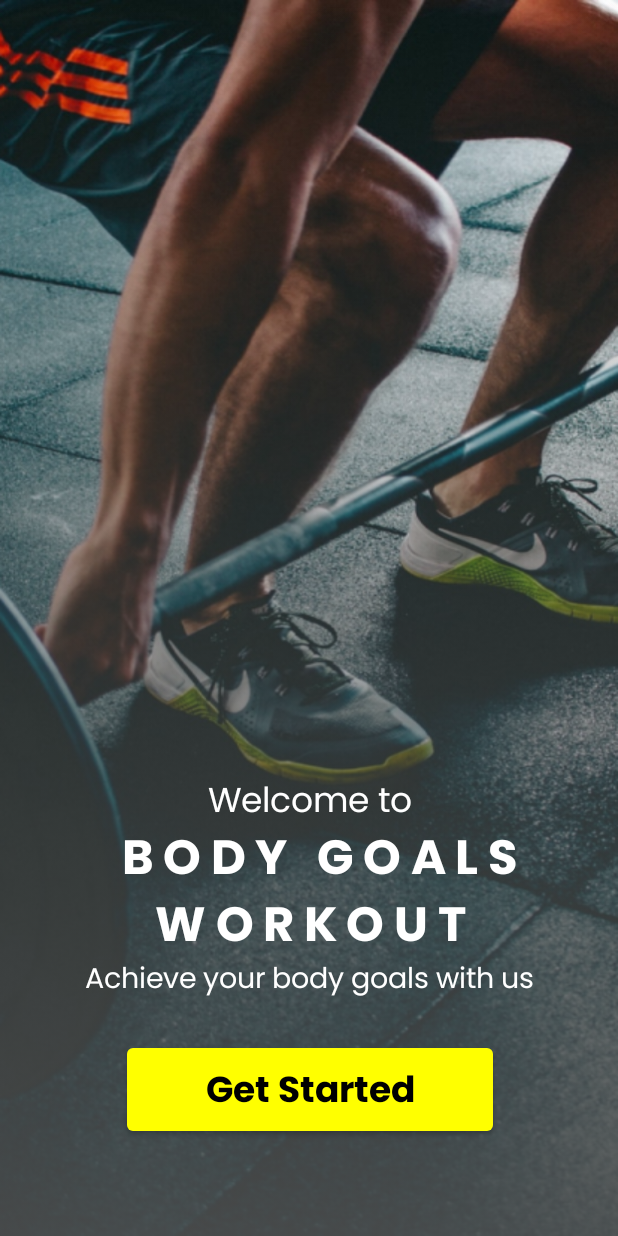
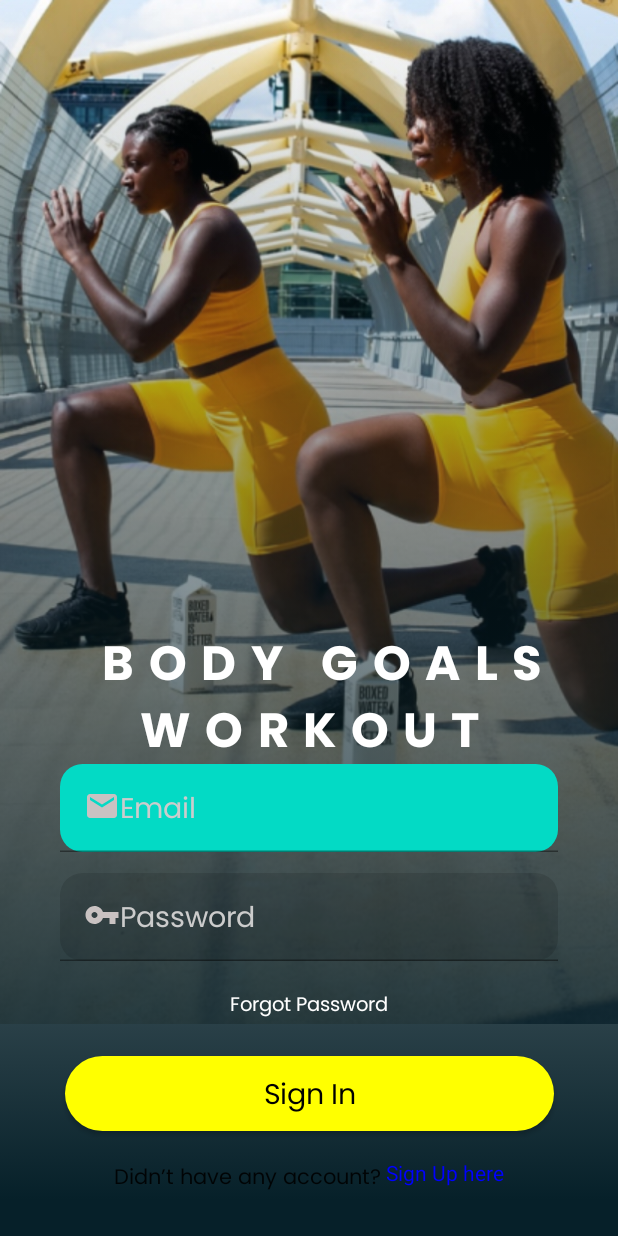
Before and after one commit to GersonDev/android-gimnasio, an Android app built with Jetpack Compose: the screen it shows after launch (MainActivity), after a tap on "Get Started", on a phone screen of 412 x 824 dp. Run offline under Robolectric (Android 15) with nearby library versions, the phone set to English and light mode, and no system bars; our stand-ins replace livedata-compose.

Commit message:
pantalla login incompleto

```diff
--- a/app/src/main/java/com/example/android_gimnasio/presentation/MainActivity.kt
+++ b/app/src/main/java/com/example/android_gimnasio/presentation/MainActivity.kt
@@ -45,7 +45,11 @@ fun MainScreen(
     val navController = rememberNavController()
     NavHost(navController, startDestination = Screen.Bienvenida.route) {
         composable(Screen.Bienvenida.route) {
-            WelcomePantalla()
+            WelcomePantalla(
+                onClickStarted = {
+                navController.navigate(Screen.Login.route)
+            },
+            )
 
 //            BienvenidaPantalla(
 //                onClickButtonRegistrar = {
@@ -94,6 +98,8 @@ fun MainScreen(
                 },
                 onValueChangePassword = {
                     mainViewModel.enviarPassword(it)
+                },
+                onClickSignUp = {
                 }
             )
             when (loginExitoso) {
--- a/app/src/main/java/com/example/android_gimnasio/presentation/components/LoginPantalla.kt
+++ b/app/src/main/java/com/example/android_gimnasio/presentation/components/LoginPantalla.kt
@@ -3,25 +3,27 @@ package com.example.android_gimnasio.presentation.components
 import androidx.compose.foundation.Image
 import androidx.compose.foundation.background
 import androidx.compose.foundation.border
-import androidx.compose.foundation.clickable
 import androidx.compose.foundation.layout.*
+import androidx.compose.foundation.shape.RoundedCornerShape
+import androidx.compose.foundation.text.ClickableText
 import androidx.compose.foundation.text.KeyboardOptions
 import androidx.compose.material.*
 import androidx.compose.runtime.Composable
 import androidx.compose.ui.Alignment
 import androidx.compose.ui.Modifier
 import androidx.compose.ui.draw.clip
+import androidx.compose.ui.geometry.CornerRadius
 import androidx.compose.ui.graphics.Brush
 import androidx.compose.ui.graphics.Color
+import androidx.compose.ui.graphics.Color.Companion.Blue
 import androidx.compose.ui.graphics.RectangleShape
 import androidx.compose.ui.layout.ContentScale
 import androidx.compose.ui.res.painterResource
-import androidx.compose.ui.text.SpanStyle
-import androidx.compose.ui.text.buildAnnotatedString
+import androidx.compose.ui.text.*
+import androidx.compose.ui.text.font.FontFamily
 import androidx.compose.ui.text.input.KeyboardType
 import androidx.compose.ui.text.input.PasswordVisualTransformation
 import androidx.compose.ui.text.style.TextAlign
-import androidx.compose.ui.text.withStyle
 import androidx.compose.ui.tooling.preview.Preview
 import androidx.compose.ui.unit.dp
 import androidx.compose.ui.unit.em
@@ -35,17 +37,24 @@ fun LoginPantalla(
     correo: String,
     password: String,
     onValueChangeCorreo: (String) -> Unit,
-    onValueChangePassword: (String) -> Unit
+    onValueChangePassword: (String) -> Unit,
+    onClickSignUp: () -> Unit
 ) {
     Box(
         contentAlignment = Alignment.Center
     ) {
+        Column {
             Image(
-            modifier = Modifier.fillMaxSize(),
+                modifier = Modifier.fillMaxWidth(),
                 painter = painterResource(id = R.drawable.imagen_de_login),
                 contentDescription = "Imagen de login",
-            contentScale = ContentScale.FillBounds
+                contentScale = ContentScale.FillWidth
             )
+            Spacer(
+                modifier = Modifier
+                    .weight(1f)
+            )
+        }
         Box(
             modifier = Modifier
                 .fillMaxSize()
@@ -54,8 +63,10 @@ fun LoginPantalla(
                     brush = Brush.verticalGradient(
                         colors = listOf(
                             Color.Transparent,
-                            Color(0xD7525252),
-                        )
+                            MaterialTheme.colors.secondaryVariant
+                        ),
+                        startY = 0f,
+                        endY = 1200f
                     )
                 )
         )
@@ -77,31 +88,55 @@ fun LoginPantalla(
             TextField(
                 value = correo,
                 onValueChange = onValueChangeCorreo,
-                modifier = Modifier.background(Color.White),
+                shape = RoundedCornerShape(15.dp),
+                colors = TextFieldDefaults.textFieldColors(
+                    backgroundColor = Color(0xFF03DAC5)
+                ),
                 label = {
+                    Row {
+                        Image(
+                            painter = painterResource(id = R.drawable.ic_baseline_email_24),
+                            contentDescription = "Icono de login"
+                        )
                         Text(
                             "Email",
                             color = Color.LightGray,
-                        style = MaterialTheme.typography.body1
+                            style = MaterialTheme.typography.body1,
+                            modifier = Modifier
+                                .width(276.dp)
+                                .height(50.dp),
                         )
+                    }
                 }
             )
             Spacer(
                 modifier = Modifier
-                    .weight(0.2f)
+                    .weight(0.1f)
             )
             TextField(
                 value = password,
                 onValueChange = onValueChangePassword,
-                modifier = Modifier.background(Color.White),
+                shape = RoundedCornerShape(15.dp),
+                modifier = Modifier
+                    .background(color = Color.Transparent),
                 visualTransformation = PasswordVisualTransformation(),
                 keyboardOptions = KeyboardOptions(keyboardType = KeyboardType.Password),
                 label = {
+                    Row {
+                        Image(
+                            painter = painterResource(id = R.drawable.icon_contra),
+                            contentDescription = "Icono de password"
+                        )
                         Text(
                             "Password",
                             color = Color.LightGray,
-                        style = MaterialTheme.typography.body1
+                            style = MaterialTheme.typography.body1,
+                            modifier = Modifier
+                                .width(276.dp)
+                                .height(50.dp),
                         )
+                    }
+
                 }
             )
             Text(
@@ -115,10 +150,11 @@ fun LoginPantalla(
             Button(
                 onClick = onClickLoginPantalla,
                 colors = ButtonDefaults.buttonColors(backgroundColor = Color.Yellow),
+                shape = RoundedCornerShape(50.dp),
                 modifier = Modifier
                     .padding(top = 20.dp, bottom = 5.dp)
                     .width(326.dp)
-                    .height(50.dp) ,
+                    .height(50.dp),
 
                 content = {
                     Text(
@@ -128,29 +164,23 @@ fun LoginPantalla(
                     )
                 }
             )
+            Row(modifier = Modifier.padding(top = 15.dp, bottom = 30.dp)) {
                 Text(
-                buildAnnotatedString {
-                    withStyle(
-                        style = SpanStyle(Color.White),
-                    ) {
-                        append(
-                            "Didn’t have any account?"
+                    "Didn’t have any account?",
+                    style = MaterialTheme.typography.body1,
+                    fontSize = 14.sp
                 )
-                    }
-                    withStyle(
-                        style = SpanStyle(Color.Yellow)
-                    ) {
-                        append("Sign Up here")
-                    }
-                },
-                style = MaterialTheme.typography.body1,
-                modifier = Modifier.padding(top = 15.dp, bottom = 70.dp),
-                fontSize = 14.sp
+                ClickableText(
+                    text = AnnotatedString(" Sign Up here"),
+                    style = TextStyle(
+                        color = Blue,
+                    ),
+                    onClick = { }
                 )
             }
         }
     }
-
+}
 
 @Preview
 @Composable
@@ -161,7 +191,8 @@ private fun LoginPantallaPreview() {
             correo = "",
             password = "",
             onValueChangePassword = {},
-            onValueChangeCorreo = {}
+            onValueChangeCorreo = {},
+            onClickSignUp = {}
         )
     }
 }
--- a/app/src/main/java/com/example/android_gimnasio/presentation/components/WelcomePantalla.kt
+++ b/app/src/main/java/com/example/android_gimnasio/presentation/components/WelcomePantalla.kt
@@ -25,7 +25,7 @@ import com.example.android_gimnasio.R
 import com.example.android_gimnasio.ui.theme.AndroidgimnasioTheme
 
 @Composable
-fun WelcomePantalla() {
+fun WelcomePantalla(onClickStarted:()->Unit) {
     Box(
         contentAlignment = Alignment.Center
     ) {
@@ -81,7 +81,7 @@ fun WelcomePantalla() {
                     style = MaterialTheme.typography.body1
                 )
                 Button(
-                    onClick = {},
+                    onClick = onClickStarted,
                     colors = ButtonDefaults.buttonColors(backgroundColor = Color.Yellow),
                     modifier = Modifier.padding(top = 33.dp, bottom = 70.dp).width(244.dp).height(55.dp),
 
@@ -99,6 +99,6 @@ fun WelcomePantalla() {
 @Composable
  private fun WelcomepantallaPreview() {
     AndroidgimnasioTheme() {
-        WelcomePantalla()
+        WelcomePantalla(onClickStarted = {})
     }
 }
--- a/app/src/main/java/com/example/android_gimnasio/ui/theme/Color.kt
+++ b/app/src/main/java/com/example/android_gimnasio/ui/theme/Color.kt
@@ -6,3 +6,4 @@ val Purple200 = Color(0xFFBB86FC)
 val Purple500 = Color(0xFF6200EE)
 val Purple700 = Color(0xFF3700B3)
 val Teal200 = Color(0xFF03DAC5)
+val AzulGym = Color(0XFF062029)
--- a/app/src/main/java/com/example/android_gimnasio/ui/theme/Theme.kt
+++ b/app/src/main/java/com/example/android_gimnasio/ui/theme/Theme.kt
@@ -9,13 +9,15 @@ import androidx.compose.runtime.Composable
 private val DarkColorPalette = darkColors(
     primary = Purple200,
     primaryVariant = Purple700,
-    secondary = Teal200
+    secondary = Teal200,
+    secondaryVariant = AzulGym
 )
 
 private val LightColorPalette = lightColors(
     primary = Purple500,
     primaryVariant = Purple700,
-    secondary = Teal200
+    secondary = Teal200,
+    secondaryVariant = AzulGym
 
     /* Other default colors to override
     background = Color.White,
```
Also changed, not shown: app/src/main/java/com/example/android_gimnasio/presentation/components/RegistrarPantalla.kt (+15 -7 lines), app/src/main/res/drawable/imagen_pantalla_registro.png (added). Lines whose indentation alone changed are shown as unchanged.
